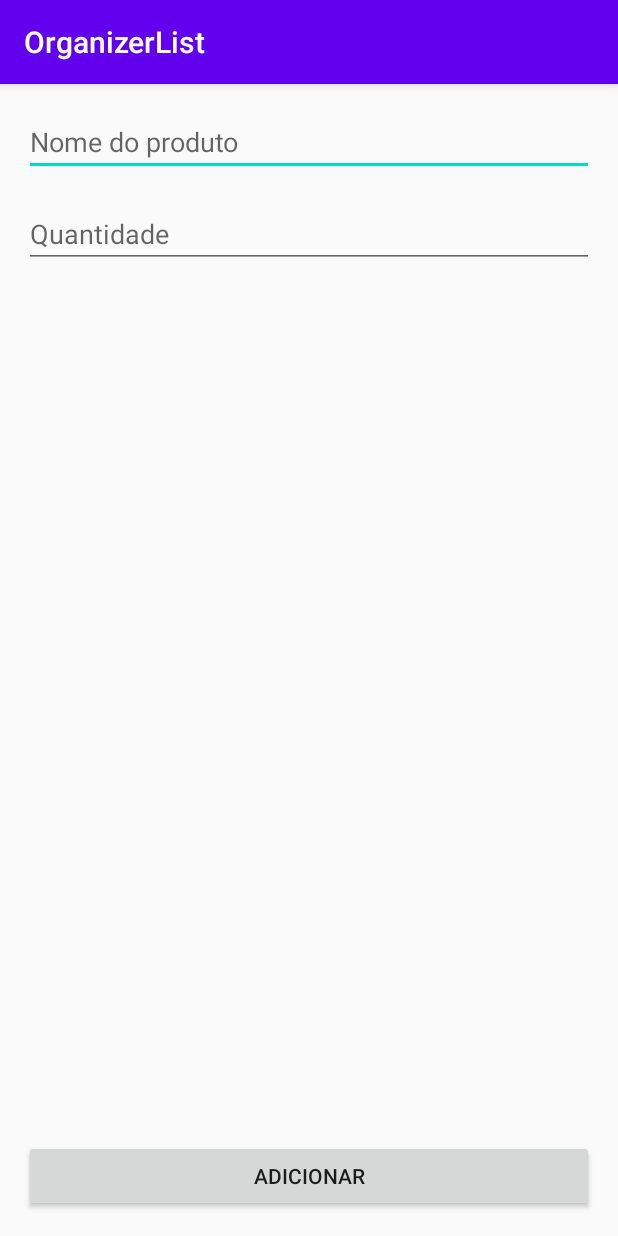
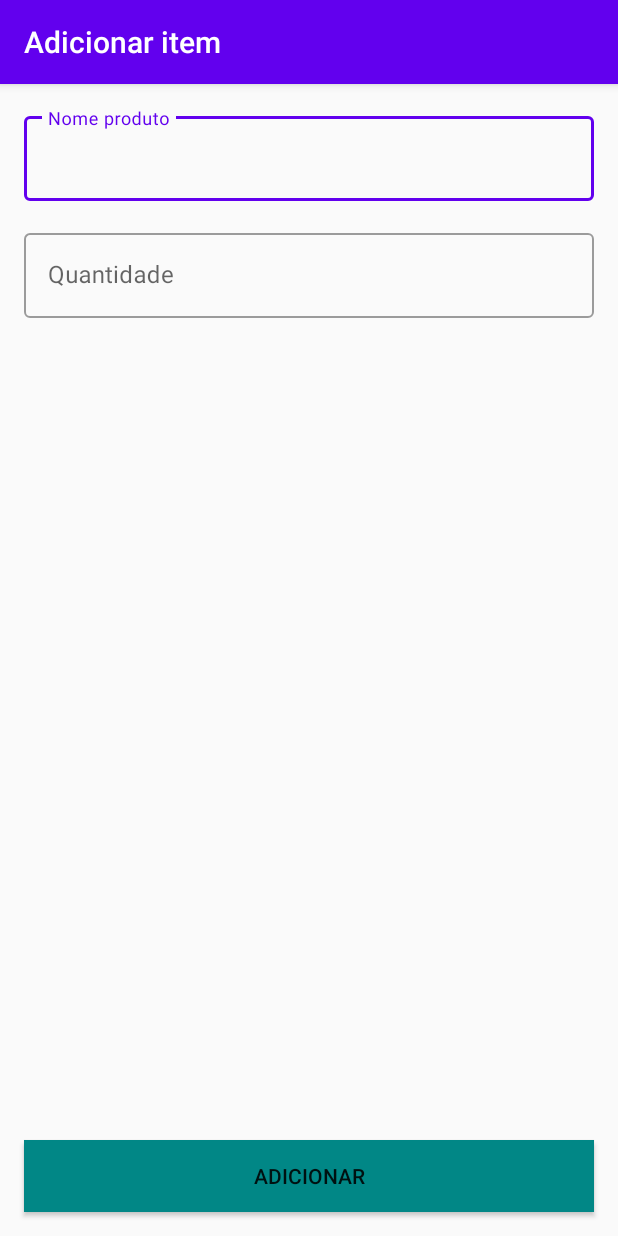
Before and after one commit to MTeodoroV/Kotlin, an Android app: the ProductForm screen opened directly, with no data from a screen before it, on a phone screen of 412 x 824 dp. Run offline under Robolectric (Android 15) with nearby library versions, the light colour scheme and no system bars.

Commit message:
Adicionando e alterando o layout de componentes de texto

```diff
--- a/OrganizerList/app/src/main/java/br/com/organizerlist/ui/activity/ListProductsActivity.kt
+++ b/OrganizerList/app/src/main/java/br/com/organizerlist/ui/activity/ListProductsActivity.kt
@@ -16,6 +16,7 @@ class ListProductsActivity : AppCompatActivity() {
 
     override fun onCreate(savedInstanceState: Bundle?) {
         super.onCreate(savedInstanceState)
+        title = "Lista de Compras"
         setContentView(R.layout.activity_list_products)
         configRecyclerView()
     }
--- a/OrganizerList/app/src/main/java/br/com/organizerlist/ui/activity/ProductForm.kt
+++ b/OrganizerList/app/src/main/java/br/com/organizerlist/ui/activity/ProductForm.kt
@@ -16,6 +16,7 @@ class ProductForm : AppCompatActivity() {
 
     override fun onCreate(savedInstanceState: Bundle?) {
         super.onCreate(savedInstanceState)
+        title = "Adicionar item"
         setContentView(R.layout.activity_product_form)
         configAddProduct()
     }
--- a/OrganizerList/app/src/main/java/br/com/organizerlist/ui/recyclerview/adapter/ListProductAdapter.kt
+++ b/OrganizerList/app/src/main/java/br/com/organizerlist/ui/recyclerview/adapter/ListProductAdapter.kt
@@ -8,6 +8,7 @@ import android.view.ViewGroup
 import android.widget.TextView
 import br.com.organizerlist.R
 import br.com.organizerlist.model.Product
+import java.text.NumberFormat
 
 class ListProductAdapter (
     private val context: Context,
@@ -21,7 +22,9 @@ class ListProductAdapter (
             val name = itemView.findViewById<TextView>(R.id.activity_product_name)
             name.text = product.name
             val qty = itemView.findViewById<TextView>(R.id.activity_product_qty)
-            qty.text = product.qty.toString()
+            //val formater:NumberFormat = NumberFormat.getCurrencyInstance(Locale("pt", "br"))
+            //val coinType: String = formater.formate(product.qty)
+            qty.text = "Quantidade: " + product.qty.toString()
         }
     }
 
--- a/OrganizerList/app/src/main/res/layout/activity_list_products.xml
+++ b/OrganizerList/app/src/main/res/layout/activity_list_products.xml
@@ -10,6 +10,7 @@
         android:id="@+id/recyclerView"
         android:layout_width="0dp"
         android:layout_height="0dp"
+        android:layout_marginBottom="100dp"
         app:layout_constraintBottom_toBottomOf="parent"
         app:layout_constraintEnd_toEndOf="parent"
         app:layout_constraintStart_toStartOf="parent"
@@ -26,11 +27,12 @@
         android:focusable="true"
         app:layout_constraintBottom_toBottomOf="parent"
         app:layout_constraintEnd_toEndOf="parent"
-        app:layout_constraintHorizontal_bias="0.5"
         app:layout_constraintStart_toStartOf="parent"
         app:layout_constraintTop_toTopOf="parent"
+        app:layout_constraintTop_toBottomOf="@id/recyclerView"
         app:layout_constraintVertical_bias="0.95"
         app:srcCompat="@drawable/ic_add_product"
+        app:layout_constraintHorizontal_bias="0.5"
         tools:ignore="MissingConstraints" />
 
 
--- a/OrganizerList/app/src/main/res/layout/activity_product_form.xml
+++ b/OrganizerList/app/src/main/res/layout/activity_product_form.xml
@@ -15,28 +15,48 @@
         >
 
 
-        <EditText
-            android:id="@+id/inputProductName"
+        <android.support.design.widget.TextInputLayout
+            android:id="@+id/activity_layout_productName"
+            style="@style/Widget.MaterialComponents.TextInputLayout.OutlinedBox"
             android:layout_width="0dp"
             android:layout_height="wrap_content"
             android:layout_margin="16dp"
-            android:hint="Nome do produto"
-            android:inputType="text"
+            app:layout_constraintEnd_toEndOf="parent"
             app:layout_constraintStart_toStartOf="parent"
             app:layout_constraintTop_toTopOf="parent"
-            app:layout_constraintEnd_toEndOf="parent"
-            />
+            tools:ignore="MissingConstraints">
 
-        <EditText
-            android:id="@+id/inputProductQty"
-            android:layout_width="match_parent"
+            <android.support.design.widget.TextInputEditText
+                android:id="@+id/inputProductName"
+                android:layout_width="match_parent"
+                android:layout_height="wrap_content"
+                android:hint="Nome produto"
+                app:layout_constraintTop_toTopOf="@id/activity_layout_productName"
+                tools:layout_editor_absoluteX="0dp" />
+
+        </android.support.design.widget.TextInputLayout>
+
+        <android.support.design.widget.TextInputLayout
+            android:id="@+id/activity_layout_productQty"
+            style="@style/Widget.MaterialComponents.TextInputLayout.OutlinedBox"
+            android:layout_width="0dp"
             android:layout_height="wrap_content"
             android:layout_margin="16dp"
-            android:hint="Quantidade"
-            android:inputType="number"
-            app:layout_constraintEnd_toEndOf="@id/inputProductName"
-            app:layout_constraintStart_toStartOf="@id/inputProductName"
-            app:layout_constraintTop_toBottomOf="@id/inputProductName" />
+            app:layout_constraintEnd_toEndOf="parent"
+            app:layout_constraintStart_toStartOf="parent"
+            app:layout_constraintTop_toBottomOf="@id/activity_layout_productName"
+            tools:ignore="MissingConstraints">
+
+            <android.support.design.widget.TextInputEditText
+                android:id="@+id/inputProductQty"
+                android:layout_width="match_parent"
+                android:layout_height="wrap_content"
+                android:hint="Quantidade"
+                android:inputType="number"
+                app:layout_constraintTop_toTopOf="@id/activity_layout_productQty"
+                tools:layout_editor_absoluteX="0dp" />
+
+        </android.support.design.widget.TextInputLayout>
 
         <Button
             android:id="@+id/addProduct"
@@ -44,11 +64,14 @@
             android:layout_height="wrap_content"
             android:layout_margin="16dp"
             android:text="Adicionar"
+            android:background="@color/teal_700"
             app:layout_constraintVertical_bias="1"
             app:layout_constraintBottom_toBottomOf="parent"
             app:layout_constraintStart_toStartOf="parent"
             app:layout_constraintEnd_toEndOf="parent"
-            app:layout_constraintTop_toBottomOf="@id/inputProductQty" />
+            app:layout_constraintTop_toBottomOf="@id/activity_layout_productQty" />
+
+
 
     </android.support.constraint.ConstraintLayout>
 </ScrollView>
```
Also changed, not shown: OrganizerList/app/src/main/res/layout/activity_product.xml (+28 -10 lines).
